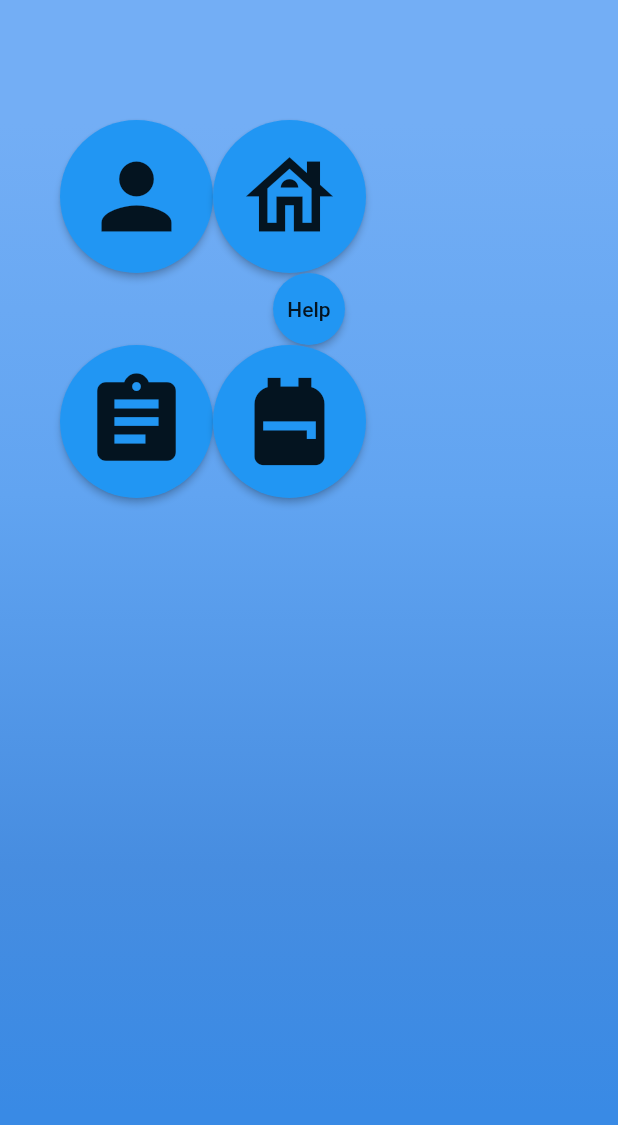
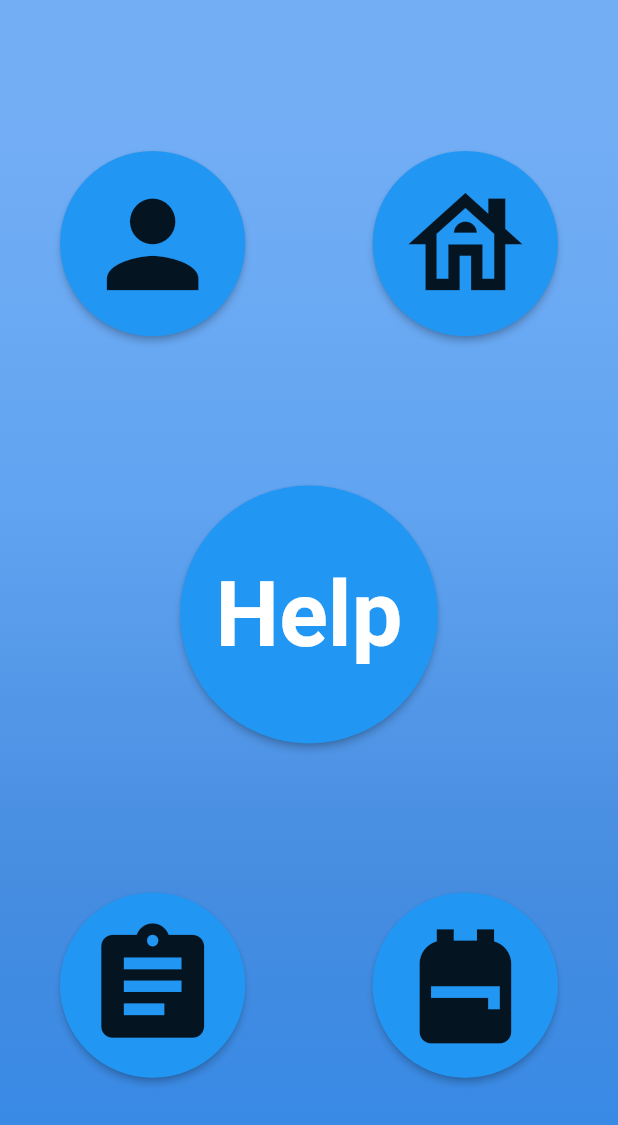
Before and after one commit to vardansaini/med_assist, a Flutter app: the HomePage screen opened by its route, on a phone screen of 412 x 824 dp. Shown: the top 1125 px of the screen. Run offline on Flutter 3.47's test engine with Material 2 defaults, Android fonts, the phone set to English and light mode, and no system bars; Roboto replaces fonts that are missing (OpenSans).

Commit message:
Formatted Home Page

```diff
--- a/lib/home_page.dart
+++ b/lib/home_page.dart
@@ -19,7 +19,7 @@ class HomePageState extends State<HomePage>{
         Navigator.of(context).pushNamed('/profile_page');
       }break;
       case 2: {
-
+        print(MediaQuery.of(context).size.height);
       }break;
       case 3: {
 
@@ -46,10 +46,17 @@ class HomePageState extends State<HomePage>{
         });
       },
       // color: Colors.white,
-      child: iconSel == 3 ? Text("Help") :
+      child: iconSel == 3 ? Container(padding: EdgeInsets.all(35),child: Text("Help",style: TextStyle(
+        color: Colors.white,
+        fontFamily: 'OpenSans',
+        fontSize: 60,
+        fontWeight: FontWeight.bold,
+      ),)) :
       Icon((iconSel==1 ? Icons.person :
       (iconSel == 2 ? Icons.house_outlined:
-      ( iconSel == 4 ? Icons.assignment : Icons.backpack))), size: (butSize == 1 ? 70 : 150)),
+      ( iconSel == 4 ? Icons.assignment : Icons.backpack))), size:
+      (butSize == 1 ? MediaQuery.of(context).size.height/9 :
+      MediaQuery.of(context).size.height/4.5), ),
     );
   }
 
@@ -90,21 +97,42 @@ class HomePageState extends State<HomePage>{
                       child: Column(
                         mainAxisAlignment: MainAxisAlignment.center,
                         children: <Widget>[
-                          Row(
+                          Container(
+                            height: MediaQuery.of(context).size.height/5,
+                            child: Align(
+                              alignment: Alignment(0,0),
+                              child: Row(
                                 crossAxisAlignment: CrossAxisAlignment.center,
                                 children: <Widget>[
                                   _buildButton(1, 1),
+                                  Spacer(),
                                   _buildButton(2, 1),
                                 ],
                               ),
-                          _buildButton(3,2),
-                          Row(
+                            )
+                          ),
+                          Container(
+                              height: MediaQuery.of(context).size.height*2/5,
+                              child: Align(
+                                alignment: Alignment(0,0),
+                                child:  _buildButton(3,2),
+                              )
+                          ),
+                          Container(
+                              height: MediaQuery.of(context).size.height/5,
+                              child: Align(
+                                alignment: Alignment(0,0),
+                                child: Row(
                                   crossAxisAlignment: CrossAxisAlignment.center,
                                   children: <Widget>[
                                     _buildButton(4, 1),
+                                    Spacer(),
                                     _buildButton(5, 1),
                                   ],
                                 ),
+                              )
+                          ),
+
                         ],
                       ),
                     ),
```
Lines whose indentation alone changed are shown as unchanged.
